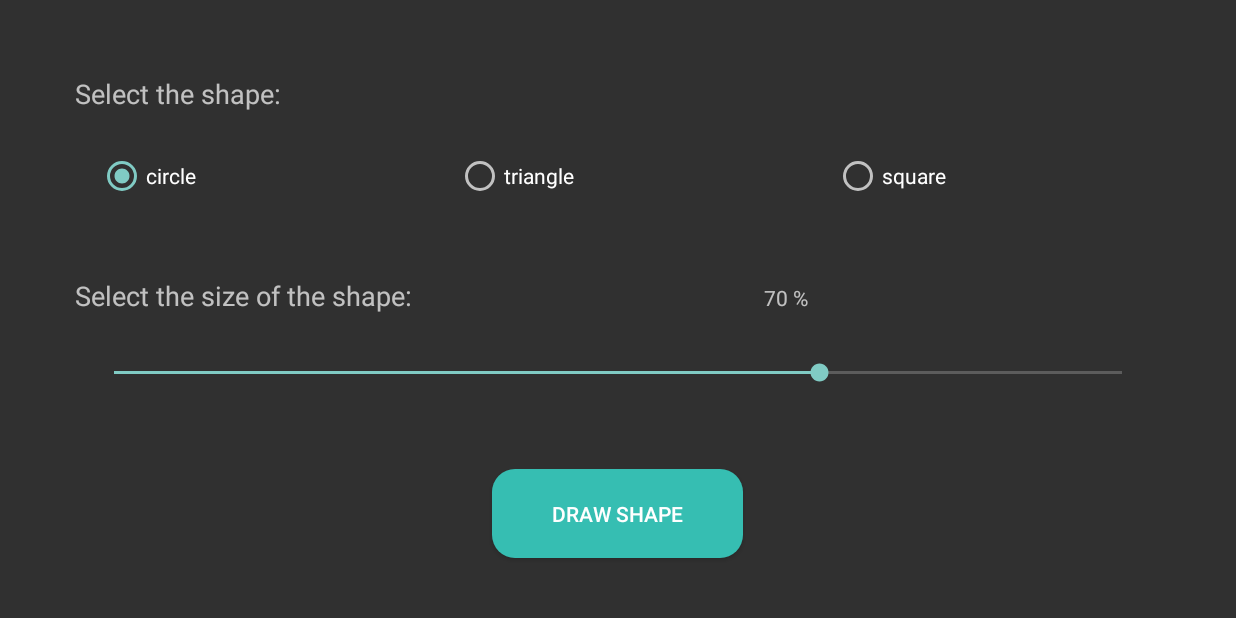
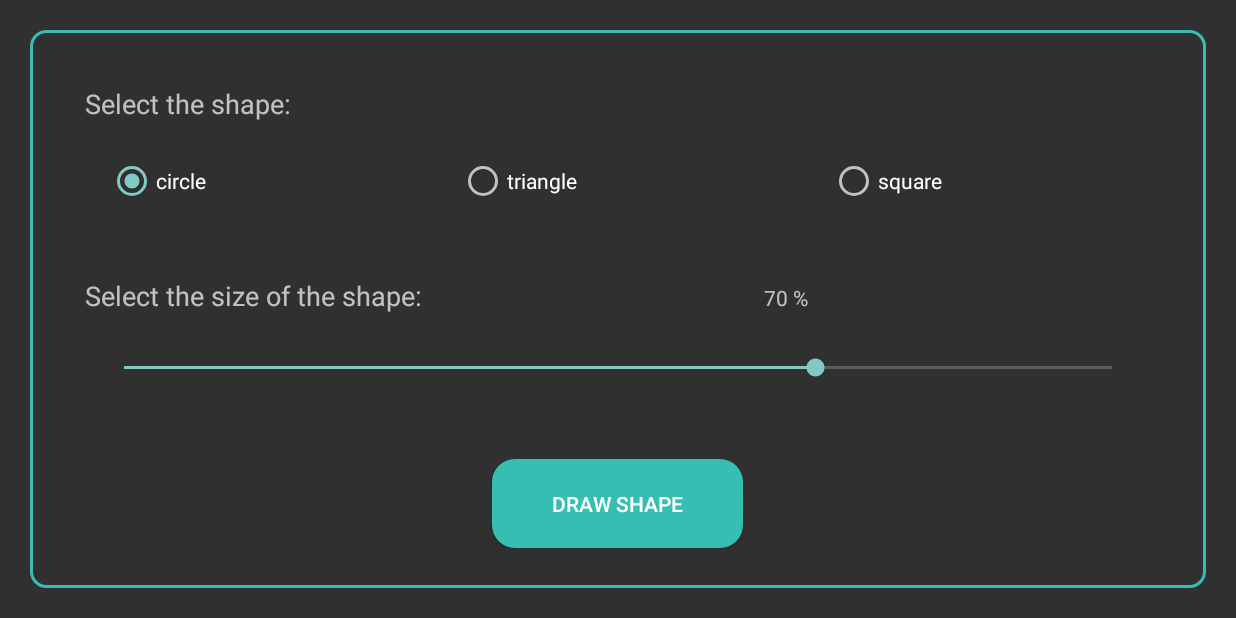
Before and after one commit to jb4634/TestApp_4WEB, an Android app: the ShapeActivity screen opened directly, with no data from a screen before it, on a phone screen of 824 x 412 dp (held sideways). Run offline under Robolectric (Android 15) with nearby library versions, the phone set to English and light mode, and no system bars.

Commit message:
Urejen izgled in pritisk gumba.

```diff
--- /dev/null
+++ b/app/src/main/res/drawable/button_pressed.xml
@@ -0,0 +1,17 @@
+<?xml version="1.0" encoding="utf-8"?>
+<shape xmlns:android="http://schemas.android.com/apk/res/android" android:shape="rectangle">
+    <corners
+        android:radius="15dp"/>
+
+    <padding
+        android:bottom="7dp"
+        android:left="7dp"
+        android:right="7dp"
+        android:top="7dp" />
+
+    <stroke
+        android:width="2dp"
+        android:color="#70B1AB"/>
+
+    <solid android:color="#80CBC4" />
+</shape>
--- /dev/null
+++ b/app/src/main/res/drawable/button_selector.xml
@@ -0,0 +1,6 @@
+<?xml version="1.0" encoding="utf-8"?>
+<selector xmlns:android="http://schemas.android.com/apk/res/android">
+    <item android:state_pressed="true" android:drawable="@drawable/button_pressed"/>
+    <item android:state_focused="true" android:drawable="@color/activityBackground" />
+    <item android:drawable="@drawable/button_enabled" />
+</selector>
--- /dev/null
+++ b/app/src/main/res/drawable/outline.xml
@@ -0,0 +1,17 @@
+<?xml version="1.0" encoding="utf-8"?>
+<shape xmlns:android="http://schemas.android.com/apk/res/android" android:shape="rectangle">
+    <corners
+        android:radius="10dp"/>
+
+    <padding
+        android:bottom="7dp"
+        android:left="7dp"
+        android:right="7dp"
+        android:top="7dp" />
+
+    <stroke
+        android:width="2dp"
+        android:color="@color/buttonBackground"/>
+    <solid
+        android:color="#303030"/>
+</shape>
--- a/app/src/main/res/layout/activity_shape.xml
+++ b/app/src/main/res/layout/activity_shape.xml
@@ -12,16 +12,18 @@
         android:orientation="vertical"
         android:layout_width="match_parent"
         android:layout_height="match_parent"
-        android:layout_margin="20dp">
+        android:layout_margin="20dp"
+        android:background="@drawable/outline">
         <RelativeLayout
-            android:layout_width="match_parent"
+            android:layout_width="wrap_content"
             android:layout_height="wrap_content"
             android:layout_weight="1"
             android:layout_marginTop="30dp"
             android:layout_marginStart="30dp"
-            android:layout_marginLeft="30dp">
+            android:layout_marginLeft="30dp"
+            >
             <TextView
-                android:layout_width="match_parent"
+                android:layout_width="wrap_content"
                 android:layout_height="wrap_content"
                 android:text="@string/select_the_shape"
                 android:textSize="18sp"
@@ -59,10 +61,12 @@
 
         </RelativeLayout>
         <RelativeLayout
-            android:layout_width="match_parent"
+            android:layout_width="wrap_content"
             android:layout_height="wrap_content"
             android:layout_weight="1"
             android:layout_marginStart="30dp"
+            android:layout_marginLeft="30dp"
+            android:layout_marginRight="30dp"
             android:layout_marginEnd="30dp">
             <LinearLayout
                 android:layout_width="match_parent"
@@ -95,6 +99,7 @@
         <RelativeLayout
             android:layout_width="match_parent"
             android:layout_height="wrap_content"
+            android:layout_marginBottom="20dp"
             >
             <Button
                 android:id="@+id/draw_button"
@@ -107,7 +112,7 @@
                 android:paddingEnd="40dp"
                 android:paddingTop="20dp"
                 android:paddingBottom="20dp"
-                android:layout_marginBottom="20dp"
+
                 />
         </RelativeLayout>
     </LinearLayout>
--- a/app/src/main/res/values/styles.xml
+++ b/app/src/main/res/values/styles.xml
@@ -8,7 +8,7 @@
 
     <style name="buttonText">
         <item name="android:textColor">@color/buttonTextColor</item>
-        <item name="android:background">@drawable/button_enabled</item>
+        <item name="android:background">@drawable/button_selector</item>
     </style>
 
 </resources>
```
Also changed, not shown: app/src/main/res/layout/activity_main.xml (+5 -21 lines), app/src/main/res/layout/activity_speech.xml (+9 -4 lines).
